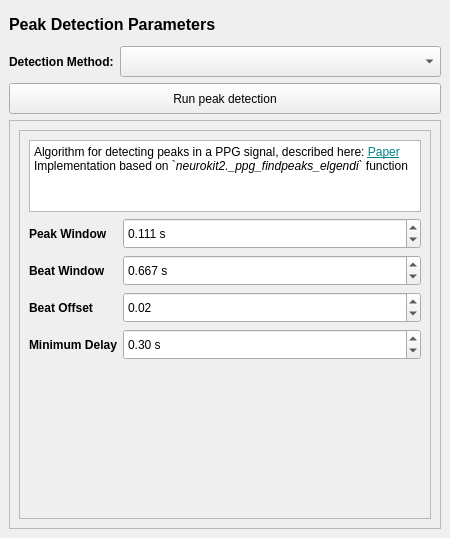
This is signal_editor/ui/dock_peak_detection.ui in fred-kr/signal-editor-v2 as Qt 5 draws it before an edit. The edited form follows.
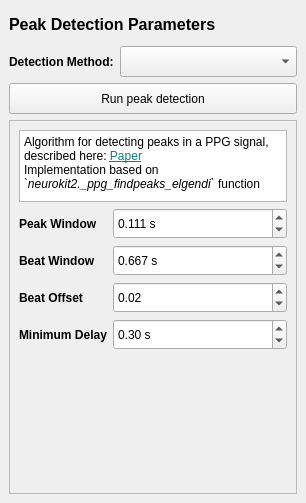
This is the edited form. Icons and pictures are not drawn. Custom widgets are drawn as their Qt base class.

Commit message: Update parameter input docks

The edit to the form file:
```diff
--- a/signal_editor/ui/dock_peak_detection.ui
+++ b/signal_editor/ui/dock_peak_detection.ui
@@ -6,10 +6,13 @@
    <rect>
     <x>0</x>
     <y>0</y>
-    <width>450</width>
-    <height>538</height>
+    <width>306</width>
+    <height>503</height>
    </rect>
   </property>
+  <property name="allowedAreas">
+   <set>Qt::DockWidgetArea::LeftDockWidgetArea|Qt::DockWidgetArea::RightDockWidgetArea</set>
+  </property>
   <property name="windowTitle">
    <string>Peak Detection</string>
   </property>
@@ -17,6 +20,18 @@
    <layout class="QGridLayout" name="gridLayout">
     <item row="0" column="0" colspan="2">
      <widget class="QLabel" name="label_2">
+      <property name="sizePolicy">
+       <sizepolicy hsizetype="Preferred" vsizetype="Fixed">
+        <horstretch>0</horstretch>
+        <verstretch>0</verstretch>
+       </sizepolicy>
+      </property>
+      <property name="minimumSize">
+       <size>
+        <width>0</width>
+        <height>31</height>
+       </size>
+      </property>
       <property name="text">
        <string>&lt;html&gt;&lt;head/&gt;&lt;body&gt;&lt;p&gt;&lt;span style=&quot; font-size:12pt; font-weight:700;&quot;&gt;Peak Detection Parameters&lt;/span&gt;&lt;/p&gt;&lt;/body&gt;&lt;/html&gt;</string>
       </property>
@@ -51,11 +66,17 @@
     <item row="1" column="0">
      <widget class="QLabel" name="label">
       <property name="sizePolicy">
-       <sizepolicy hsizetype="Fixed" vsizetype="Preferred">
+       <sizepolicy hsizetype="Fixed" vsizetype="Fixed">
         <horstretch>0</horstretch>
         <verstretch>0</verstretch>
        </sizepolicy>
       </property>
+      <property name="minimumSize">
+       <size>
+        <width>0</width>
+        <height>31</height>
+       </size>
+      </property>
       <property name="font">
        <font>
         <bold>true</bold>
@@ -81,6 +102,12 @@
     </item>
     <item row="2" column="0" colspan="3">
      <widget class="QPushButton" name="btn_run_peak_detection">
+      <property name="sizePolicy">
+       <sizepolicy hsizetype="Preferred" vsizetype="Fixed">
+        <horstretch>0</horstretch>
+        <verstretch>0</verstretch>
+       </sizepolicy>
+      </property>
       <property name="minimumSize">
        <size>
         <width>0</width>
@@ -93,28 +120,13 @@
      </widget>
     </item>
     <item row="3" column="0" colspan="3">
-     <widget class="QScrollArea" name="scrollArea">
-      <property name="sizePolicy">
-       <sizepolicy hsizetype="Expanding" vsizetype="Preferred">
-        <horstretch>0</horstretch>
-        <verstretch>0</verstretch>
-       </sizepolicy>
-      </property>
-      <property name="widgetResizable">
-       <bool>true</bool>
-      </property>
-      <widget class="QWidget" name="scrollAreaWidgetContents">
-       <property name="geometry">
-        <rect>
-         <x>0</x>
-         <y>0</y>
-         <width>430</width>
-         <height>383</height>
-        </rect>
-       </property>
-       <layout class="QVBoxLayout" name="verticalLayout">
-        <item>
          <widget class="QStackedWidget" name="stacked_peak_parameters">
+      <property name="sizePolicy">
+       <sizepolicy hsizetype="Preferred" vsizetype="Preferred">
+        <horstretch>0</horstretch>
+        <verstretch>0</verstretch>
+       </sizepolicy>
+      </property>
           <property name="frameShape">
            <enum>QFrame::Shape::StyledPanel</enum>
           </property>
@@ -122,7 +134,37 @@
            <number>0</number>
           </property>
           <widget class="QWidget" name="page_peak_elgendi_ppg">
-           <layout class="QFormLayout" name="formLayout_3">
+       <layout class="QFormLayout" name="formLayout_2">
+        <item row="0" column="0" colspan="2">
+         <widget class="QTextBrowser" name="peak_elgendi_ppg_info">
+          <property name="sizePolicy">
+           <sizepolicy hsizetype="Expanding" vsizetype="Minimum">
+            <horstretch>0</horstretch>
+            <verstretch>0</verstretch>
+           </sizepolicy>
+          </property>
+          <property name="maximumSize">
+           <size>
+            <width>16777215</width>
+            <height>100</height>
+           </size>
+          </property>
+          <property name="sizeAdjustPolicy">
+           <enum>QAbstractScrollArea::SizeAdjustPolicy::AdjustToContents</enum>
+          </property>
+          <property name="html">
+           <string>&lt;!DOCTYPE HTML PUBLIC &quot;-//W3C//DTD HTML 4.0//EN&quot; &quot;http://www.w3.org/TR/REC-html40/strict.dtd&quot;&gt;
+&lt;html&gt;&lt;head&gt;&lt;meta name=&quot;qrichtext&quot; content=&quot;1&quot; /&gt;&lt;meta charset=&quot;utf-8&quot; /&gt;&lt;style type=&quot;text/css&quot;&gt;
+p, li { white-space: pre-wrap; }
+hr { height: 1px; border-width: 0; }
+li.unchecked::marker { content: &quot;\2610&quot;; }
+li.checked::marker { content: &quot;\2612&quot;; }
+&lt;/style&gt;&lt;/head&gt;&lt;body style=&quot; font-family:'Segoe UI'; font-size:9pt; font-weight:400; font-style:normal;&quot;&gt;
+&lt;p style=&quot; margin-top:0px; margin-bottom:0px; margin-left:0px; margin-right:0px; -qt-block-indent:0; text-indent:0px;&quot;&gt;Algorithm for detecting peaks in a PPG signal, described here: &lt;a href=&quot;https://doi.org/10.1371/journal.pone.0076585&quot;&gt;&lt;span style=&quot; text-decoration: underline; color:#038387;&quot;&gt;Paper&lt;/span&gt;&lt;/a&gt;&lt;/p&gt;
+&lt;p style=&quot; margin-top:0px; margin-bottom:0px; margin-left:0px; margin-right:0px; -qt-block-indent:0; text-indent:0px;&quot;&gt;Implementation based on `&lt;span style=&quot; font-style:italic;&quot;&gt;neurokit2._ppg_findpeaks_elgendi`&lt;/span&gt; function&lt;/p&gt;&lt;/body&gt;&lt;/html&gt;</string>
+          </property>
+         </widget>
+        </item>
             <item row="1" column="0">
              <widget class="QLabel" name="label_peak_window">
               <property name="minimumSize">
@@ -320,36 +362,6 @@
               </property>
              </widget>
             </item>
-            <item row="0" column="0" colspan="2">
-             <widget class="QTextBrowser" name="peak_elgendi_ppg_info">
-              <property name="sizePolicy">
-               <sizepolicy hsizetype="Expanding" vsizetype="Minimum">
-                <horstretch>0</horstretch>
-                <verstretch>0</verstretch>
-               </sizepolicy>
-              </property>
-              <property name="maximumSize">
-               <size>
-                <width>16777215</width>
-                <height>100</height>
-               </size>
-              </property>
-              <property name="sizeAdjustPolicy">
-               <enum>QAbstractScrollArea::SizeAdjustPolicy::AdjustToContents</enum>
-              </property>
-              <property name="html">
-               <string>&lt;!DOCTYPE HTML PUBLIC &quot;-//W3C//DTD HTML 4.0//EN&quot; &quot;http://www.w3.org/TR/REC-html40/strict.dtd&quot;&gt;
-&lt;html&gt;&lt;head&gt;&lt;meta name=&quot;qrichtext&quot; content=&quot;1&quot; /&gt;&lt;meta charset=&quot;utf-8&quot; /&gt;&lt;style type=&quot;text/css&quot;&gt;
-p, li { white-space: pre-wrap; }
-hr { height: 1px; border-width: 0; }
-li.unchecked::marker { content: &quot;\2610&quot;; }
-li.checked::marker { content: &quot;\2612&quot;; }
-&lt;/style&gt;&lt;/head&gt;&lt;body style=&quot; font-family:'Segoe UI'; font-size:9pt; font-weight:400; font-style:normal;&quot;&gt;
-&lt;p style=&quot; margin-top:0px; margin-bottom:0px; margin-left:0px; margin-right:0px; -qt-block-indent:0; text-indent:0px;&quot;&gt;Algorithm for detecting peaks in a PPG signal, described here: &lt;a href=&quot;https://doi.org/10.1371/journal.pone.0076585&quot;&gt;&lt;span style=&quot; text-decoration: underline; color:#038387;&quot;&gt;Paper&lt;/span&gt;&lt;/a&gt;&lt;/p&gt;
-&lt;p style=&quot; margin-top:0px; margin-bottom:0px; margin-left:0px; margin-right:0px; -qt-block-indent:0; text-indent:0px;&quot;&gt;Implementation based on `&lt;span style=&quot; font-style:italic;&quot;&gt;neurokit2._ppg_findpeaks_elgendi`&lt;/span&gt; function&lt;/p&gt;&lt;/body&gt;&lt;/html&gt;</string>
-              </property>
-             </widget>
-            </item>
            </layout>
           </widget>
           <widget class="QWidget" name="page_peak_local_max">
@@ -1171,10 +1183,6 @@
                 <height>31</height>
                </size>
               </property>
-             </widget>
-            </item>
-           </layout>
-          </widget>
          </widget>
         </item>
        </layout>
```
Lines whose indentation alone changed are shown as unchanged. The commit also changes 17 other files.
